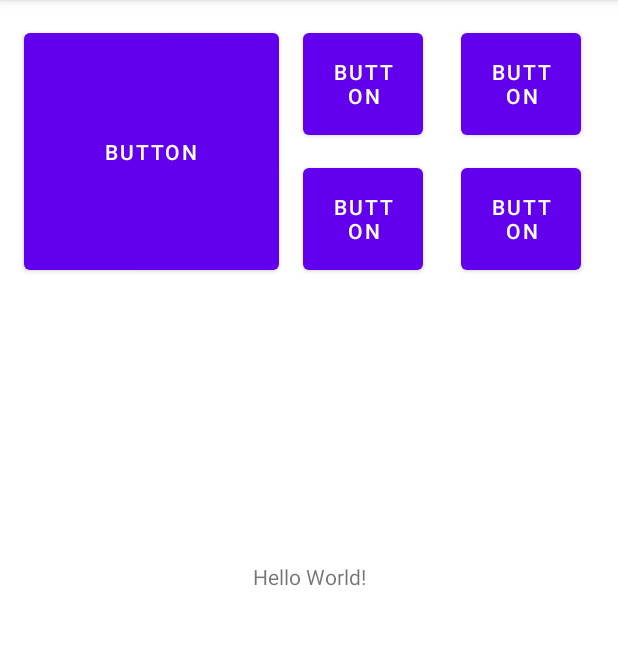
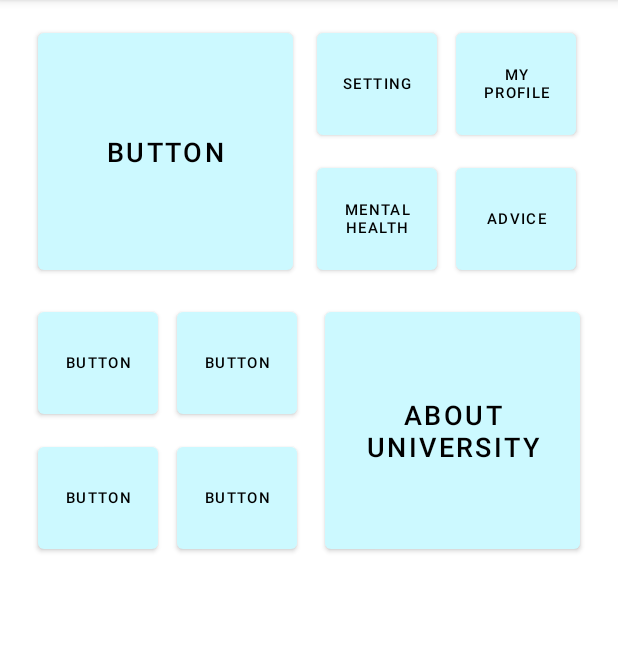
Before and after one commit to Komorebi-tg/app1, an Android app: the screen it shows after launch (MainActivity), on a phone screen of 412 x 824 dp, the part 84-729 px from its top. Run offline under Robolectric (Android 15) with nearby library versions, the phone set to English and light mode, and no system bars.

Commit message:
added buttons

```diff
--- a/app/src/main/res/layout/activity_main.xml
+++ b/app/src/main/res/layout/activity_main.xml
@@ -8,15 +8,49 @@
     tools:context=".MainActivity">
 
     <Button
+        android:id="@+id/button_saved_post3"
+        android:layout_width="80dp"
+        android:layout_height="80dp"
+        android:layout_marginStart="25dp"
+        android:layout_marginLeft="25dp"
+        android:layout_marginTop="10dp"
+        android:text="Button"
+        android:textColor="@color/black"
+        android:textSize="10sp"
+        app:backgroundTint="@color/Mizuiro"
+        app:layout_constraintStart_toStartOf="parent"
+        app:layout_constraintTop_toBottomOf="@+id/button_saved_post1" />
+
+    <Button
+        android:id="@+id/button_saved_post2"
+        android:layout_width="80dp"
+        android:layout_height="80dp"
+        android:layout_marginStart="10dp"
+        android:layout_marginLeft="10dp"
+        android:layout_marginTop="16dp"
+        android:layout_marginEnd="16dp"
+        android:layout_marginRight="16dp"
+        android:text="Button"
+        android:textColor="@color/black"
+        android:textSize="10sp"
+        app:backgroundTint="@color/Mizuiro"
+        app:layout_constraintEnd_toStartOf="@+id/button_about_university"
+        app:layout_constraintStart_toEndOf="@+id/button_saved_post1"
+        app:layout_constraintTop_toBottomOf="@+id/button" />
+
+    <Button
         android:id="@+id/button_advice"
         android:layout_width="80dp"
         android:layout_height="80dp"
-        android:layout_marginStart="16dp"
-        android:layout_marginLeft="16dp"
+        android:layout_marginStart="10dp"
+        android:layout_marginLeft="10dp"
         android:layout_marginTop="10dp"
-        android:layout_marginEnd="16dp"
-        android:layout_marginRight="16dp"
-        android:text="Button"
+        android:layout_marginEnd="25dp"
+        android:layout_marginRight="25dp"
+        android:text="@string/Advice"
+        android:textColor="@color/black"
+        android:textSize="10sp"
+        app:backgroundTint="@color/Mizuiro"
         app:layout_constraintEnd_toEndOf="parent"
         app:layout_constraintStart_toEndOf="@+id/button_mental_health"
         app:layout_constraintTop_toBottomOf="@+id/button_my_profile" />
@@ -28,27 +62,24 @@
         android:layout_marginStart="16dp"
         android:layout_marginLeft="16dp"
         android:layout_marginTop="10dp"
-        android:text="Button"
+        android:text="@string/MentalHealth"
+        android:textColor="@color/black"
+        android:textSize="10sp"
+        app:backgroundTint="@color/Mizuiro"
         app:layout_constraintStart_toEndOf="@+id/button"
         app:layout_constraintTop_toBottomOf="@+id/button_setting" />
-
-    <TextView
-        android:layout_width="wrap_content"
-        android:layout_height="wrap_content"
-        android:text="Hello World!"
-        app:layout_constraintBottom_toBottomOf="parent"
-        app:layout_constraintLeft_toLeftOf="parent"
-        app:layout_constraintRight_toRightOf="parent"
-        app:layout_constraintTop_toTopOf="parent" />
 
     <Button
         android:id="@+id/button"
         android:layout_width="170dp"
         android:layout_height="170dp"
-        android:layout_marginStart="16dp"
-        android:layout_marginLeft="16dp"
+        android:layout_marginStart="25dp"
+        android:layout_marginLeft="25dp"
         android:layout_marginTop="16dp"
         android:text="Button"
+        android:textColor="@color/black"
+        android:textSize="18sp"
+        app:backgroundTint="@color/Mizuiro"
         app:layout_constraintStart_toStartOf="parent"
         app:layout_constraintTop_toTopOf="parent" />
 
@@ -59,7 +90,10 @@
         android:layout_marginStart="16dp"
         android:layout_marginLeft="16dp"
         android:layout_marginTop="16dp"
-        android:text="Button"
+        android:text="@string/Setting"
+        android:textColor="@color/black"
+        android:textSize="10sp"
+        app:backgroundTint="@color/Mizuiro"
         app:layout_constraintStart_toEndOf="@+id/button"
         app:layout_constraintTop_toTopOf="parent" />
 
@@ -67,14 +101,62 @@
         android:id="@+id/button_my_profile"
         android:layout_width="80dp"
         android:layout_height="80dp"
-        android:layout_marginStart="16dp"
-        android:layout_marginLeft="16dp"
+        android:layout_marginStart="10dp"
+        android:layout_marginLeft="10dp"
         android:layout_marginTop="16dp"
-        android:layout_marginEnd="16dp"
-        android:layout_marginRight="16dp"
-        android:text="Button"
+        android:layout_marginEnd="25dp"
+        android:layout_marginRight="25dp"
+        android:text="@string/MyProfile"
+        android:textColor="@color/black"
+        android:textSize="10sp"
+        app:backgroundTint="@color/Mizuiro"
         app:layout_constraintEnd_toEndOf="parent"
         app:layout_constraintStart_toEndOf="@+id/button_setting"
         app:layout_constraintTop_toTopOf="parent" />
 
+    <Button
+        android:id="@+id/button_about_university"
+        android:layout_width="170dp"
+        android:layout_height="170dp"
+        android:layout_marginTop="16dp"
+        android:layout_marginEnd="25dp"
+        android:layout_marginRight="25dp"
+        android:text="@string/AboutUniversity"
+        android:textColor="@color/black"
+        android:textSize="18sp"
+        app:backgroundTint="@color/Mizuiro"
+        app:layout_constraintEnd_toEndOf="parent"
+        app:layout_constraintTop_toBottomOf="@+id/button_advice" />
+
+    <Button
+        android:id="@+id/button_saved_post1"
+        android:layout_width="80dp"
+        android:layout_height="80dp"
+        android:layout_marginStart="25dp"
+        android:layout_marginLeft="25dp"
+        android:layout_marginTop="16dp"
+        android:text="Button"
+        android:textColor="@color/black"
+        android:textSize="10sp"
+        app:backgroundTint="@color/Mizuiro"
+        app:layout_constraintStart_toStartOf="parent"
+        app:layout_constraintTop_toBottomOf="@+id/button" />
+
+    <Button
+        android:id="@+id/button_saved_post4"
+        android:layout_width="80dp"
+        android:layout_height="80dp"
+        android:layout_marginStart="10dp"
+        android:layout_marginLeft="10dp"
+        android:layout_marginTop="10dp"
+        android:layout_marginEnd="16dp"
+        android:layout_marginRight="16dp"
+        android:text="Button"
+        android:textColor="@color/black"
+        android:textSize="10sp"
+        app:backgroundTint="@color/Mizuiro"
+        app:layout_constraintEnd_toStartOf="@+id/button_about_university"
+        app:layout_constraintStart_toEndOf="@+id/button_saved_post3"
+        app:layout_constraintTop_toBottomOf="@+id/button_saved_post2" />
+
 </androidx.constraintlayout.widget.ConstraintLayout>
--- a/app/src/main/res/values/colors.xml
+++ b/app/src/main/res/values/colors.xml
@@ -7,4 +7,5 @@
     <color name="teal_700">#FF018786</color>
     <color name="black">#FF000000</color>
     <color name="white">#FFFFFFFF</color>
+    <color name="Mizuiro">#CCF9FF</color>
 </resources>
--- a/app/src/main/res/values/strings.xml
+++ b/app/src/main/res/values/strings.xml
@@ -1,3 +1,8 @@
 <resources>
     <string name="app_name">app1</string>
+    <string name="AboutUniversity">About University</string>
+    <string name="Setting">Setting</string>
+    <string name="MyProfile">My Profile</string>
+    <string name="MentalHealth">Mental Health</string>
+    <string name="Advice">Advice</string>
 </resources>
```
